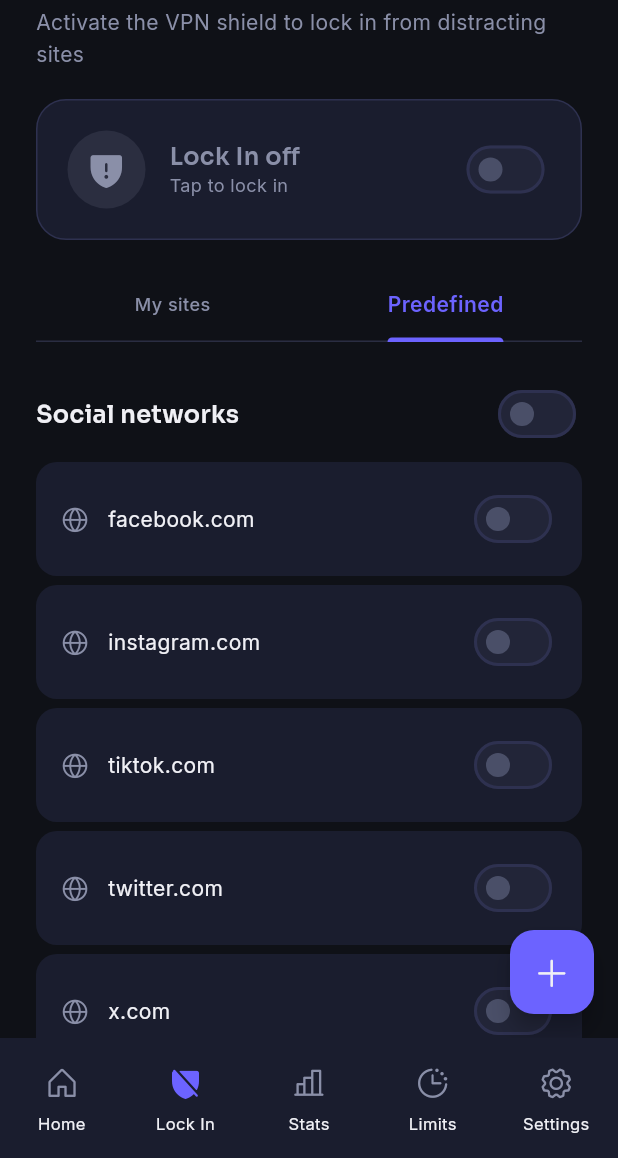
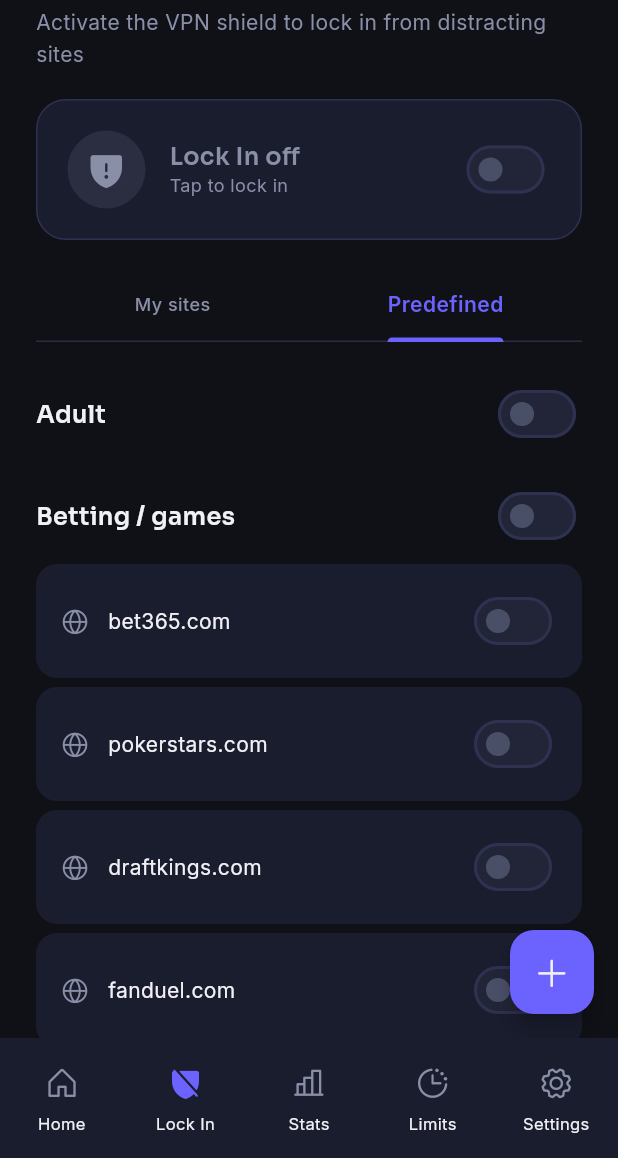
Before and after one commit to luis-sagx/safocus, a Flutter app: the BlockingScreen screen opened by its route, tab 2 chosen, on a phone screen of 412 x 824 dp, the part 78-1236 px from its top. Run offline on Flutter 3.47's test engine with Material 3 defaults, Android fonts, the phone set to English and light mode, and no system bars; our stand-ins replace fl_chart, flutter_local_notifications, flutter_riverpod, flutter_secure_storage, go_router, local_auth and 4 more; missing offline and left inert: workmanager; accounts and stored records are empty.

Commit message:
feat(blocking): update web-block overlay debounce to 15 seconds and refine domain matching logic feat(usage): enhance usage monitoring to aggregate category totals for accurate blocking refactor(blocked_sites): clarify design rules and update blocked sites categories fix(blocking_screen): prevent adult sites from being displayed in the default sites list refactor(home_screen): simplify app limit display and improve layout fix(settings_screen): adjust dropdown text color to match theme

```diff
--- a/lib/core/constants/blocked_sites.dart
+++ b/lib/core/constants/blocked_sites.dart
@@ -1,19 +1,13 @@
-/// Categorised map of default blocked sites.
-/// Key = category label  ·  Value = list of domains.
+/// Categorised map of default VPN-blocked sites.
+///
+/// DESIGN RULE: Only include domains that users navigate to INTENTIONALLY and
+/// that are never embedded as third-party content on normal websites.
+/// Social media (facebook, youtube, instagram, twitter) are intentionally
+/// excluded — they appear as embeds on virtually every website and DNS-blocking
+/// them causes false positives ("site can't be reached") on unrelated pages.
+/// Social media apps are controlled via App Limits (time-based), not DNS.
 abstract class BlockedSites {
   static const Map<String, List<String>> defaultByCategory = {
-    'Redes sociales': [
-      'facebook.com',
-      'instagram.com',
-      'tiktok.com',
-      'twitter.com',
-      'x.com',
-      'snapchat.com',
-      'pinterest.com',
-      'reddit.com',
-      'tumblr.com',
-      'vk.com',
-    ],
     'Adulto': [
       'pornhub.com',
       'xvideos.com',
@@ -26,15 +20,14 @@
       'spankbang.com',
       'rule34.xxx',
       'xxxfollow.com',
-    ],
-    'Video / streaming': [
-      'youtube.com',
-      'twitch.tv',
-      'netflix.com',
-      'primevideo.com',
-      'disneyplus.com',
-      'hbo.com',
-      'crunchyroll.com',
+      'beeg.com',
+      'hentaihaven.xxx',
+      'nhentai.net',
+      'erome.com',
+      'motherless.com',
+      'porntrex.com',
+      'tnaflix.com',
+      'faphouse.com',
     ],
     'Apuestas / juegos': [
       'bet365.com',
@@ -42,12 +35,43 @@
       'draftkings.com',
       'fanduel.com',
       'bovada.lv',
+      'betway.com',
+      '1xbet.com',
+      'williamhill.com',
+      'bwin.com',
+      'unibet.com',
+      'betsson.com',
+      'codere.com',
+      'sportingbet.com',
+      'marathonbet.com',
+      'betcris.com',
+      'inkabet.com',
+      'apuesta.pe',
+      'retabet.com',
+      'coolbet.com',
+      'winamax.fr',
+      'ladbrokes.com',
+      'coral.co.uk',
+      'betfair.com',
+      'partypoker.com',
+      'casino.com',
+      '888casino.com',
+      '888sport.com',
+      'leovegas.com',
+      'betonline.ag',
+      'mybookie.ag',
+      'stake.com',
+      'roobet.com',
+      'rollbit.com',
     ],
     'Noticias / clickbait': [
       'buzzfeed.com',
       'dailymail.co.uk',
       '9gag.com',
       'ladbible.com',
+      'thechive.com',
+      'viralthread.com',
+      'boredpanda.com',
     ],
   };
 
@@ -58,12 +82,8 @@
   static String localizedCategory(String category, String languageCode) {
     final isEnglish = languageCode.toLowerCase().startsWith('en');
     switch (category) {
-      case 'Redes sociales':
-        return isEnglish ? 'Social networks' : category;
       case 'Adulto':
         return isEnglish ? 'Adult' : category;
-      case 'Video / streaming':
-        return category;
       case 'Apuestas / juegos':
         return isEnglish ? 'Betting / games' : category;
       case 'Noticias / clickbait':
--- a/lib/features/blocking/screens/blocking_screen.dart
+++ b/lib/features/blocking/screens/blocking_screen.dart
@@ -327,6 +327,7 @@
         final category = categories[i];
         final catSites = sites.where((s) => s.category == category).toList();
         final allActive = catSites.every((s) => s.isActive);
+        final isAdult = category == 'Adulto';
         return Column(
           crossAxisAlignment: CrossAxisAlignment.start,
           children: [
@@ -351,6 +352,7 @@
                 ),
               ],
             ),
+            if (!isAdult) ...[
               const SizedBox(height: 8),
               ...catSites.map(
                 (s) => Padding(
@@ -358,10 +360,11 @@
                   child: _SiteTile(
                     site: s,
                     onToggle: () => onToggle(s),
-                  onDelete: null, // default sites cannot be deleted
+                    onDelete: null,
                   ),
                 ),
               ),
+            ],
           ],
         );
       },
--- a/lib/features/settings/screens/settings_screen.dart
+++ b/lib/features/settings/screens/settings_screen.dart
@@ -80,7 +80,8 @@
                     child: DropdownButton<String>(
                       value: settings.language,
                       dropdownColor: context.colors.surfaceVariant,
-                      style: AppTypography.bodyMedium,
+                      style: AppTypography.bodyMedium.copyWith(
+                          color: context.colors.textPrimary),
                       items: [
                         DropdownMenuItem(
                           value: 'es',
```
Also changed, not shown: lib/features/home/screens/home_screen.dart (+9 -32 lines), 2 other files. Lines whose indentation alone changed are shown as unchanged.
